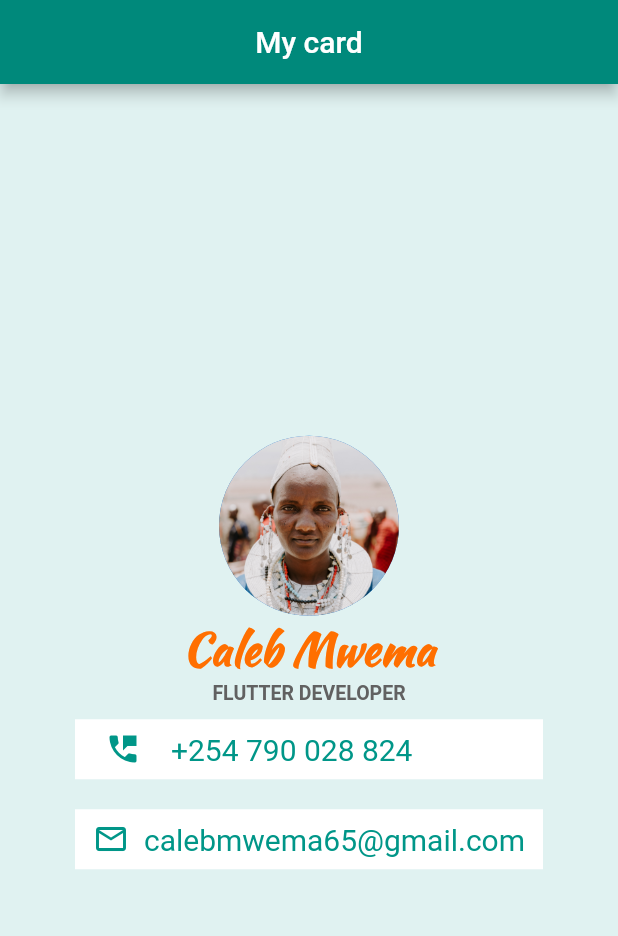
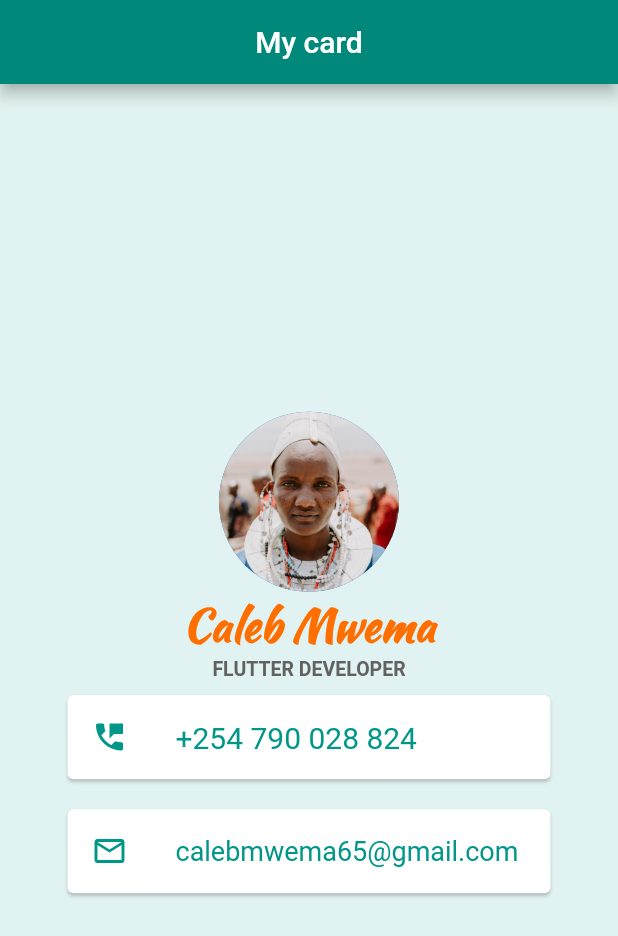
Before and after one commit to cmwema/micard, a Flutter app: the screen it shows after launch, on a phone screen of 412 x 824 dp. Shown: the top 936 px of the screen. Run offline on Flutter 3.47's test engine with Material 2 defaults, Android fonts, the phone set to English and light mode, and no system bars; Roboto replaces fonts that are missing (Source Sans Pro).

Commit message:
replaced Container and row classes with Card and ListTile classes respectively for better ui

```diff
--- a/lib/main.dart
+++ b/lib/main.dart
@@ -47,22 +47,15 @@ class MyApp extends StatelessWidget {
                   fontWeight: FontWeight.bold,
                 ),
               ),
-              Container(
+              const Card(
                 color: Colors.white,
-                margin: const EdgeInsets.symmetric(
-                    vertical: 10.0, horizontal: 50.0),
-                padding:
-                    const EdgeInsets.symmetric(vertical: 8.0, horizontal: 20.0),
-                child: Row(
-                  children: const [
-                    Icon(
+                margin: EdgeInsets.symmetric(vertical: 10.0, horizontal: 45.0),
+                child: ListTile(
+                  leading: Icon(
                     Icons.perm_phone_msg,
                     color: Colors.teal,
                   ),
-                    SizedBox(
-                      width: 20.0,
-                    ),
-                    Text(
+                  title: Text(
                     '+254 790 028 824',
                     style: TextStyle(
                       color: Colors.teal,
@@ -70,33 +63,24 @@ class MyApp extends StatelessWidget {
                       fontSize: 20.0,
                     ),
                   ),
-                  ],
                 ),
               ),
-              Container(
+              const Card(
                 color: Colors.white,
-                margin: const EdgeInsets.symmetric(
-                    vertical: 10.0, horizontal: 50.0),
-                padding: const EdgeInsets.all(8.0),
-                child: Row(
-                  mainAxisAlignment: MainAxisAlignment.center,
-                  children: const [
-                    Icon(
+                margin: EdgeInsets.symmetric(vertical: 10.0, horizontal: 45.0),
+                child: ListTile(
+                  leading: Icon(
                     Icons.email_outlined,
                     color: Colors.teal,
                   ),
-                    SizedBox(
-                      width: 10.0,
-                    ),
-                    Text(
+                  title: Text(
                     'calebmwema65@gmail.com',
                     style: TextStyle(
                       color: Colors.teal,
                       fontFamily: 'Source Sans Pro',
-                        fontSize: 20.0,
+                      fontSize: 18.0,
                     ),
                   ),
-                  ],
                 ),
               ),
             ],
```
Lines whose indentation alone changed are shown as unchanged.
